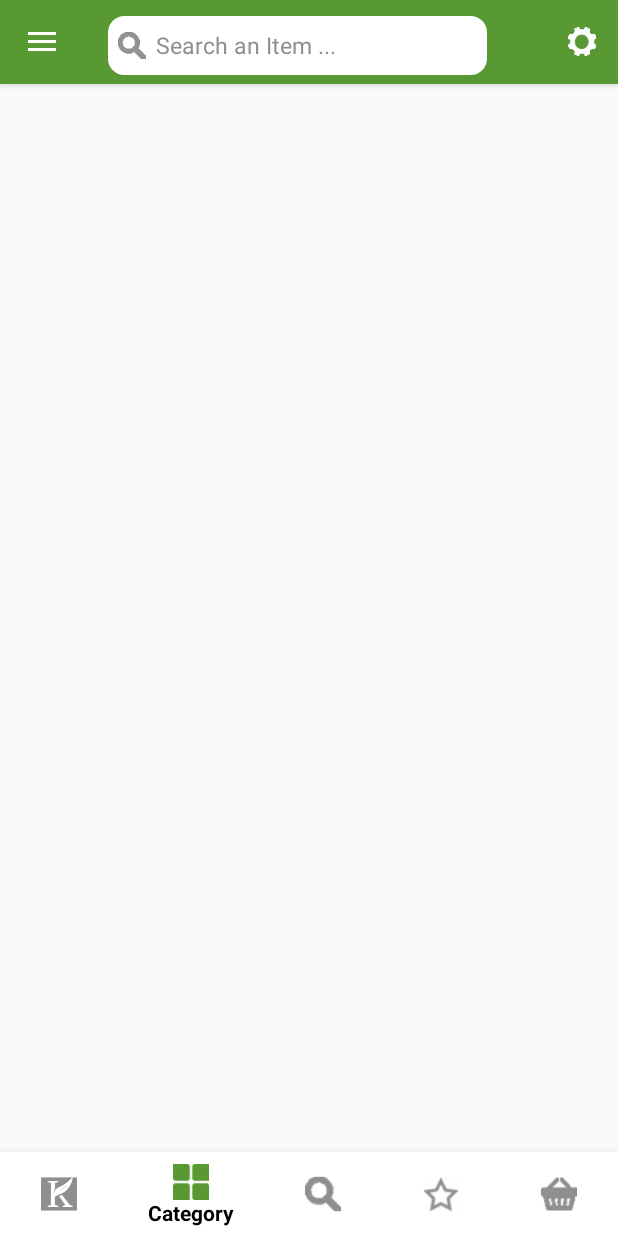
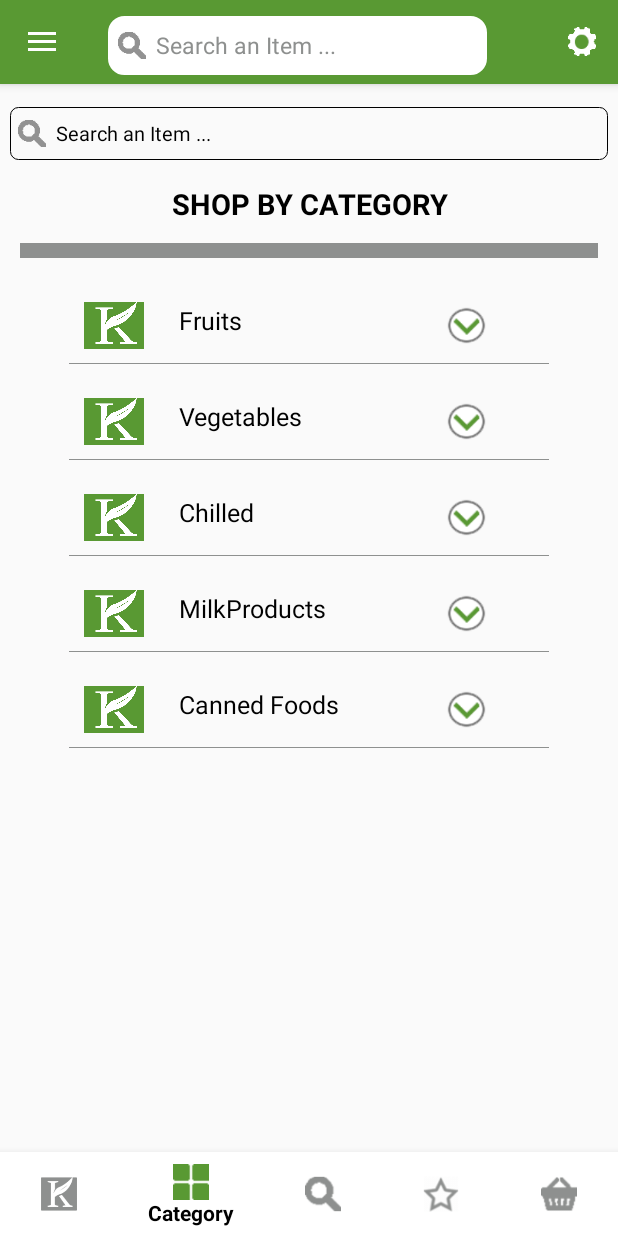
Before and after one commit to madhushreeumesh/KesoukAndroid, an Android app: the BaseActivity screen opened directly, with no data from a screen before it, item 2 of the bottom bar chosen, on a phone screen of 412 x 824 dp. Run offline under Robolectric (Android 15) with nearby library versions, the phone set to English and light mode, and no system bars; our stand-ins replace sdp/ssp sizes; libraries missing offline, so code that uses them is left out: com.facebook.stetho.

Commit message:
added category favorite

```diff
--- a/app/src/main/java/com/kesouk/android/ui/base/BaseActivity.kt
+++ b/app/src/main/java/com/kesouk/android/ui/base/BaseActivity.kt
@@ -18,6 +18,8 @@ import android.view.MenuItem
 import android.view.View
 import com.kesouk.android.R
 import com.kesouk.android.ui.base.fragments.*
+import com.kesouk.android.ui.base.fragments.category.Category_Tab_Fragment
+import com.kesouk.android.ui.base.fragments.favorite.Favorites_Fragment
 import com.kesouk.android.ui.login.LoginActivity
 import com.kesouk.android.ui.login_register.LoginRegisterActivity
 import kotlinx.android.synthetic.main.activity_base.*
@@ -33,7 +35,7 @@ class BaseActivity : AppCompatActivity(), NavigationView.OnNavigationItemSelecte
         setSupportActionBar(logintoolbar)
 
         search_new.visibility = View.VISIBLE
-        toolbar_title.visibility = View.GONE
+        fragment_toolbar_title.visibility = View.GONE
 
 
         val toggle = ActionBarDrawerToggle(
--- a/app/src/main/java/com/kesouk/android/ui/base/fragments/Category_Tab_Fragment.kt
+++ /dev/null
@@ -1,6 +0,0 @@
-package com.kesouk.android.ui.base.fragments
-
-import android.support.v4.app.Fragment
-
-class Category_Tab_Fragment : Fragment(){
-}
--- a/app/src/main/java/com/kesouk/android/ui/base/fragments/Favorites_Fragment.kt
+++ /dev/null
@@ -1,6 +0,0 @@
-package com.kesouk.android.ui.base.fragments
-
-import android.support.v4.app.Fragment
-
-class Favorites_Fragment : Fragment(){
-}
--- /dev/null
+++ b/app/src/main/java/com/kesouk/android/ui/base/fragments/category/Category.kt
@@ -0,0 +1,3 @@
+package com.kesouk.android.ui.base.fragments.category
+
+class Category(val image: Int, val textView: String, val image2: Int)
--- /dev/null
+++ b/app/src/main/java/com/kesouk/android/ui/base/fragments/category/CategoryAdapter.kt
@@ -0,0 +1,45 @@
+package com.kesouk.android.ui.base.fragments.category
+
+import android.content.Context
+import android.support.v7.widget.RecyclerView
+import android.view.LayoutInflater
+import android.view.View
+import android.view.ViewGroup
+import android.widget.ImageView
+import android.widget.TextView
+import com.kesouk.android.R
+
+class CategoryAdapter(internal var mCtx: Context, private val productList: List<Category>) : RecyclerView.Adapter<CategoryAdapter.CategoryViewHolder>() {
+    override fun onCreateViewHolder(parent: ViewGroup, viewType: Int): CategoryViewHolder {
+        val v = LayoutInflater.from(parent.context)
+                .inflate(R.layout.category_items, parent, false)
+        mCtx = parent.context
+        return CategoryViewHolder(v)
+    }
+
+    override fun onBindViewHolder(holder: CategoryViewHolder, position: Int) {
+
+        val product = productList[position]
+        holder.image.setImageResource(product.image)
+        holder.textView.text = product.textView
+        holder.image1.setImageResource(product.image2)
+
+        }
+
+    override fun getItemCount(): Int {
+        return productList.size
+    }
+
+
+     class CategoryViewHolder(itemView: View) : RecyclerView.ViewHolder(itemView) {
+        internal var textView: TextView
+        internal var image: ImageView
+        internal var image1: ImageView
+
+        init {
+            image = itemView.findViewById(R.id.prod_image)
+            textView = itemView.findViewById(R.id.tv_submenu1)
+            image1 = itemView.findViewById(R.id.dropdown)
+        }
+    }
+}
--- /dev/null
+++ b/app/src/main/java/com/kesouk/android/ui/base/fragments/category/Category_Tab_Fragment.kt
@@ -0,0 +1,74 @@
+package com.kesouk.android.ui.base.fragments.category
+
+import android.os.Bundle
+import android.support.v4.app.Fragment
+import android.support.v7.widget.LinearLayoutManager
+import android.support.v7.widget.RecyclerView
+import android.view.LayoutInflater
+import android.view.View
+import android.view.ViewGroup
+import android.view.WindowManager
+import com.kesouk.android.R
+import java.util.ArrayList
+
+
+fun newInstance(): Category_Tab_Fragment {
+    return Category_Tab_Fragment()
+}
+
+class Category_Tab_Fragment : Fragment(){
+
+    lateinit var recyclerView: RecyclerView
+    lateinit var productList: ArrayList<Category>
+
+    override fun onCreateView(inflater: LayoutInflater, container: ViewGroup?, savedInstanceState: Bundle?): View? {
+
+        val view = inflater.inflate(R.layout.category_tab_fragment, container, false)
+        activity!!.window.setSoftInputMode(WindowManager.LayoutParams.SOFT_INPUT_STATE_ALWAYS_HIDDEN)
+
+//        var mToolbar = view.findViewById(R.id.logintoolbar) as Toolbar
+//        (mToolbar.findViewById(R.id.search_new) as EditText).visibility = View.GONE
+//        var mToolbarTitle = view.findViewById(R.id.fragment_toolbar_title) as TextView
+//        mToolbarTitle.setText("CATEGORY")
+//        mToolbarTitle.setVisibility(View.VISIBLE)
+
+
+        recyclerView = view.findViewById<View>(R.id.recycler_view) as RecyclerView
+        recyclerView.setHasFixedSize(true)
+        recyclerView.layoutManager = LinearLayoutManager(context)
+        productList = ArrayList()
+        productList.add(
+                Category(
+                        R.drawable.logo,
+                        "Fruits",
+                        R.drawable.expand))
+        productList.add(
+                Category(
+                        R.drawable.logo,
+                        "Vegetables",
+                        R.drawable.expand))
+        productList.add(
+                Category(
+                        R.drawable.logo,
+                        "Chilled",
+                        R.drawable.expand))
+        productList.add(
+                Category(
+                        R.drawable.logo,
+                        "MilkProducts",
+                        R.drawable.expand))
+        productList.add(
+                Category(
+                        R.drawable.logo,
+                        "Canned Foods",
+                        R.drawable.expand))
+
+        val adapter = CategoryAdapter(context!!, productList)
+
+        recyclerView.adapter = adapter
+        return view
+
+        return view
+    }
+
+}
--- /dev/null
+++ b/app/src/main/java/com/kesouk/android/ui/base/fragments/favorite/Favorites_Fragment.kt
@@ -0,0 +1,30 @@
+package com.kesouk.android.ui.base.fragments.favorite
+
+import android.os.Bundle
+import android.support.v4.app.Fragment
+import android.support.v7.widget.Toolbar
+import android.view.LayoutInflater
+import android.view.View
+import android.view.ViewGroup
+import android.view.WindowManager
+import android.widget.EditText
+import android.widget.TextView
+import com.kesouk.android.R
+
+class Favorites_Fragment : Fragment(){
+
+    override fun onCreateView(inflater: LayoutInflater, container: ViewGroup?, savedInstanceState: Bundle?): View? {
+
+        val view = inflater.inflate(R.layout.favorite_fragment, container, false)
+        activity!!.window.setSoftInputMode(WindowManager.LayoutParams.SOFT_INPUT_STATE_ALWAYS_HIDDEN)
+
+//        var mToolbar = view.findViewById(R.id.logintoolbar) as Toolbar
+//        (mToolbar.findViewById(R.id.search_new) as EditText).visibility = View.GONE
+//        var mToolbarTitle = view.findViewById(R.id.fragment_toolbar_title) as TextView
+//        mToolbarTitle.setText("REVIEW ORDER")
+//        mToolbarTitle.setVisibility(View.VISIBLE)
+
+
+        return view
+    }
+}
--- a/app/src/main/java/com/kesouk/android/ui/register/RegisterActivity.kt
+++ b/app/src/main/java/com/kesouk/android/ui/register/RegisterActivity.kt
@@ -21,9 +21,9 @@ class RegisterActivity : AppCompatActivity(),View.OnClickListener {
       val mToolbar = findViewById(R.id.app_bar) as Toolbar
         (mToolbar.findViewById(R.id.iv_backbtn) as ImageView).visibility = View.GONE
 
-      var mToolbarTitle = findViewById(R.id.toolbar_title) as TextView
-        mToolbarTitle.setText("REGISTER")
-        mToolbarTitle.setVisibility(View.VISIBLE)
+//      var mToolbarTitle = findViewById(R.id.toolbar_title) as TextView
+//        mToolbarTitle.setText("Register")
+//        mToolbarTitle.setVisibility(View.VISIBLE)
     }
 
     override fun onClick(view: View?) {
--- a/app/src/main/res/layout/app_bar_main_home.xml
+++ b/app/src/main/res/layout/app_bar_main_home.xml
@@ -2,6 +2,7 @@
 <android.support.constraint.ConstraintLayout xmlns:android="http://schemas.android.com/apk/res/android"
     android:layout_width="match_parent"
     android:layout_height="match_parent"
+    android:id="@+id/home_frag"
     xmlns:app="http://schemas.android.com/apk/res-auto"
     android:fitsSystemWindows="true">
 
@@ -9,6 +10,7 @@
         android:layout_width="match_parent"
         android:layout_height="wrap_content"
         android:theme="@style/AppTheme.NoActionBar.AppBarOverlay">
+
     <android.support.v7.widget.Toolbar
         android:id="@+id/logintoolbar"
         android:layout_width="match_parent"
@@ -37,11 +39,10 @@
             android:paddingLeft="@dimen/dimens_5"
             android:textSize="@dimen/dimens_12"
             android:textColor="@color/tab_line"
-            android:background="@drawable/round_button"
-            />
+            android:background="@drawable/round_button"/>
 
             <TextView
-                android:id="@+id/toolbar_title"
+                android:id="@+id/fragment_toolbar_title"
                 android:layout_width="match_parent"
                 android:layout_height="11dp"
                 android:layout_gravity="center"
@@ -53,17 +54,16 @@
                 android:textColor="@color/white"
                 android:textSize="@dimen/dimens_12"
                 android:textStyle="bold"
-                android:visibility="gone"
-
-                />
+                android:visibility="gone"/>
 
     </LinearLayout>
 
     </android.support.v7.widget.Toolbar>
 
+    </android.support.design.widget.AppBarLayout>
 
-    </android.support.design.widget.AppBarLayout>
     <FrameLayout
+
         android:layout_width="match_parent"
         android:layout_height="match_parent"
         app:layout_behavior="@string/appbar_scrolling_view_behavior"
--- /dev/null
+++ b/app/src/main/res/layout/category_items.xml
@@ -0,0 +1,46 @@
+<?xml version="1.0" encoding="utf-8"?>
+<RelativeLayout   xmlns:android="http://schemas.android.com/apk/res/android"
+    android:layout_width="match_parent"
+    android:layout_height="wrap_content"
+    android:orientation="vertical"
+    android:layout_marginLeft="@dimen/dimens_10"
+    android:layout_marginRight="@dimen/dimens_10"
+    android:id="@+id/category_items_layout"
+    android:layout_marginTop="@dimen/dimens_5"
+    android:layout_marginBottom="@dimen/dimens_5">
+
+    <ImageView
+        android:layout_width="50dp"
+        android:layout_height="50dp"
+        android:paddingLeft="10dp"
+        android:src="@drawable/logo"
+        android:id="@+id/prod_image"/>
+
+    <TextView
+        android:layout_width="wrap_content"
+        android:layout_height="wrap_content"
+        android:padding="10dp"
+        android:textColor="@color/black"
+        android:layout_marginLeft="@dimen/dimens_10"
+        android:textSize="@dimen/dimens_13sp"
+        android:text="@string/items"
+        android:layout_toRightOf="@+id/prod_image"
+        android:id="@+id/tv_submenu1"/>
+
+    <ImageView
+        android:layout_width="35dp"
+        android:layout_height="35dp"
+        android:src="@drawable/expand"
+        android:id="@+id/dropdown"
+        android:layout_marginLeft="@dimen/dimens_190"
+        android:layout_marginRight="@dimen/dimens_10"
+        android:layout_centerVertical="true"/>
+
+    <View
+        android:layout_width="match_parent"
+        android:layout_height="0.5dp"
+        android:layout_below="@+id/prod_image"
+        android:background="@color/tab_line"
+        android:id="@+id/view"/>
+
+</RelativeLayout>
--- /dev/null
+++ b/app/src/main/res/layout/category_tab_fragment.xml
@@ -0,0 +1,63 @@
+<?xml version="1.0" encoding="utf-8"?>
+<RelativeLayout xmlns:android="http://schemas.android.com/apk/res/android"
+    xmlns:app="http://schemas.android.com/apk/res-auto"
+    android:orientation="vertical"
+    android:layout_width="match_parent"
+    android:layout_height="match_parent">
+
+    <EditText
+        android:layout_width="match_parent"
+        android:layout_height="35dp"
+        android:hint="@string/search_an_item"
+        android:drawableLeft="@drawable/search_bar1"
+        android:id="@+id/et_search_new"
+        android:drawablePadding="@dimen/dimens_5"
+        android:singleLine="true"
+        android:layout_marginTop="@dimen/dimens_55"
+        android:layout_marginBottom="@dimen/activity_horizontal_margin"
+        android:textColorHint="@color/black"
+        android:imeOptions="actionSearch"
+        android:inputType="text"
+        android:paddingLeft="5dp"
+        android:textSize="@dimen/dimens_10sp"
+        android:textColor="@color/black"
+        android:background="@drawable/border_black_round"
+        android:layout_marginLeft="@dimen/dimens_5"
+        android:layout_marginRight="@dimen/dimens_5"/>
+
+    <TextView
+        android:layout_width="match_parent"
+        android:layout_height="wrap_content"
+        android:text="@string/shop_by_category"
+        android:textSize="@dimen/dimens_15sp"
+        android:layout_gravity="center"
+        android:gravity="center"
+        android:layout_marginBottom="@dimen/dimens_10"
+        android:textColor="@color/black"
+        android:id="@+id/tv_shop"
+        android:layout_below="@+id/et_search_new"
+        android:textStyle="bold"/>
+
+    <View
+        android:layout_width="match_parent"
+        android:layout_height="10dp"
+        android:layout_below="@+id/tv_shop"
+        android:background="@color/tab_line"
+        android:layout_marginLeft="@dimen/dimens_10"
+        android:layout_marginRight="@dimen/dimens_10"
+        android:id="@+id/view" />
+
+    <android.support.v7.widget.RecyclerView
+        android:id="@+id/recycler_view"
+        android:layout_width="match_parent"
+        android:layout_height="match_parent"
+        android:scrollbars="vertical"
+        android:layout_below="@+id/view"
+        android:focusable="true"
+        android:focusableInTouchMode="true"
+        android:clickable="true"
+        android:layout_marginTop="@dimen/dimens_10"
+        android:layout_marginLeft="@dimen/dimens_25"
+        android:layout_marginRight="@dimen/dimens_25"/>
+
+</RelativeLayout>
--- /dev/null
+++ b/app/src/main/res/layout/favorite_fragment.xml
@@ -0,0 +1,124 @@
+<?xml version="1.0" encoding="utf-8"?>
+<RelativeLayout xmlns:android="http://schemas.android.com/apk/res/android"
+    xmlns:tools="http://schemas.android.com/tools"
+    android:layout_width="match_parent"
+    android:layout_height="match_parent"
+    xmlns:app="http://schemas.android.com/apk/res-auto"
+    android:orientation="vertical"
+    android:background="@color/gray">
+
+    <!--<ScrollView xmlns:android="http://schemas.android.com/apk/res/android"-->
+        <!--xmlns:tools="http://schemas.android.com/tools"-->
+        <!--android:layout_width="match_parent"-->
+        <!--android:layout_height="match_parent"-->
+        <!--xmlns:app="http://schemas.android.com/apk/res-auto"-->
+        <!--android:orientation="vertical"-->
+        <!--android:fillViewport="true">-->
+
+        <!--<RelativeLayout xmlns:android="http://schemas.android.com/apk/res/android"-->
+            <!--xmlns:tools="http://schemas.android.com/tools"-->
+            <!--android:id="@+id/container"-->
+            <!--android:layout_width="match_parent"-->
+            <!--android:layout_height="wrap_content"-->
+            <!--android:paddingBottom="@dimen/activity_vertical_margin">-->
+
+            <!--<RelativeLayout-->
+                <!--android:layout_width="match_parent"-->
+                <!--android:layout_height="wrap_content"-->
+                <!--android:layout_below="@+id/app_bar"-->
+                <!--android:id="@+id/filter_layout"-->
+                <!--android:layout_marginTop="@dimen/dimens_5"-->
+                <!--android:layout_marginBottom="@dimen/dimens_5"-->
+                <!--android:layout_marginLeft="@dimen/dimens_5"-->
+                <!--android:layout_marginRight="@dimen/dimens_5">-->
+
+                <!--<TextView-->
+                    <!--android:layout_width="wrap_content"-->
+                    <!--android:layout_height="wrap_content"-->
+                    <!--android:text="0 Items"-->
+                    <!--android:textSize="@dimen/activity_horizontal_margin"-->
+                    <!--android:layout_marginTop="@dimen/dimens_5"-->
+                    <!--android:id="@+id/item_count"/>-->
+
+
+                <!--<TextView-->
+                    <!--android:layout_width="wrap_content"-->
+                    <!--android:layout_height="wrap_content"-->
+                    <!--android:textSize="@dimen/activity_horizontal_margin"-->
+                    <!--android:layout_marginLeft="@dimen/dimens_5"-->
+                    <!--android:text="Filter"-->
+                    <!--android:layout_alignParentRight="true"-->
+                    <!--android:id="@+id/filter"-->
+                    <!--android:layout_marginTop="@dimen/dimens_5" />-->
+
+                <!--<ImageView-->
+                    <!--android:layout_width="@dimen/dimens_25"-->
+                    <!--android:layout_height="@dimen/dimens_25"-->
+                    <!--android:src="@drawable/filter_icon_new"-->
+                    <!--android:layout_toLeftOf="@+id/filter"-->
+                    <!--android:layout_marginTop="7dp"-->
+                    <!--android:id="@+id/filter_icon" />-->
+
+                <!--<TextView-->
+                    <!--android:layout_width="wrap_content"-->
+                    <!--android:layout_height="wrap_content"-->
+                    <!--android:textSize="@dimen/activity_horizontal_margin"-->
+                    <!--android:layout_marginLeft="@dimen/dimens_5"-->
+                    <!--android:text="Express"-->
+                    <!--android:id="@+id/express"-->
+                    <!--android:layout_toLeftOf="@+id/filter_icon"-->
+                    <!--android:layout_marginRight="@dimen/dimens_10"-->
+                    <!--android:layout_marginTop="@dimen/dimens_5"/>-->
+
+                <!--<ImageView-->
+                    <!--android:layout_width="@dimen/dimens_25"-->
+                    <!--android:layout_height="@dimen/dimens_25"-->
+                    <!--android:src="@drawable/bike_new"-->
+                    <!--android:layout_toLeftOf="@+id/express"-->
+                    <!--android:layout_marginTop="@dimen/dimens_5"-->
+                    <!--android:id="@+id/bike"/>-->
+
+            <!--</RelativeLayout>-->
+
+            <!--<android.support.v7.widget.RecyclerView-->
+                <!--android:layout_width="match_parent"-->
+                <!--android:id="@+id/product_listing"-->
+                <!--android:layout_height="wrap_content"-->
+                <!--android:layout_below="@+id/filter_layout"-->
+                <!--android:layout_marginTop="@dimen/dimens_2"-->
+                <!--android:layout_marginBottom="@dimen/dimens_35">-->
+
+            <!--</android.support.v7.widget.RecyclerView>-->
+
+
+        <TextView
+                android:layout_width="match_parent"
+                android:layout_height="match_parent"
+                android:gravity="center"
+                android:text="@string/no_items_wishlist"
+                android:id="@+id/tv_no_items"
+                android:textColor="@color/black"
+                android:textSize="@dimen/dimens_23sp"/>
+                <!--android:visibility="gone"/>-->
+
+    <Button
+        android:id="@+id/explore"
+        android:layout_width="218dp"
+        android:layout_height="wrap_content"
+        android:layout_alignParentBottom="true"
+        android:layout_centerHorizontal="true"
+        android:layout_marginBottom="86dp"
+        android:background="@color/app_bg"
+        android:padding="@dimen/dimens_12"
+        android:text="@string/explore_prod"
+        android:textColor="@color/white"
+        android:textSize="@dimen/dimens_10sp" />
+                <!--android:visibility="gone"-->
+
+
+        <!--</RelativeLayout>-->
+
+    <!--</ScrollView>-->
+
+
+</RelativeLayout>
--- a/app/src/main/res/values/strings.xml
+++ b/app/src/main/res/values/strings.xml
@@ -60,5 +60,10 @@
     <string name="about">About Us</string>
     <string name="termscond"><![CDATA[Terms & Conditions]]></string>
     <string name="signin">Sign In</string>
+    <string name="search_an_item">Search an Item ...</string>
+    <string name="shop_by_category">SHOP BY CATEGORY</string>
+    <string name="items">Items</string>
+    <string name="no_items_wishlist">No items added in your Wishlist</string>
+    <string name="explore_prod">EXPLORE ALL PRODUCTS</string>
 
 </resources>
```
